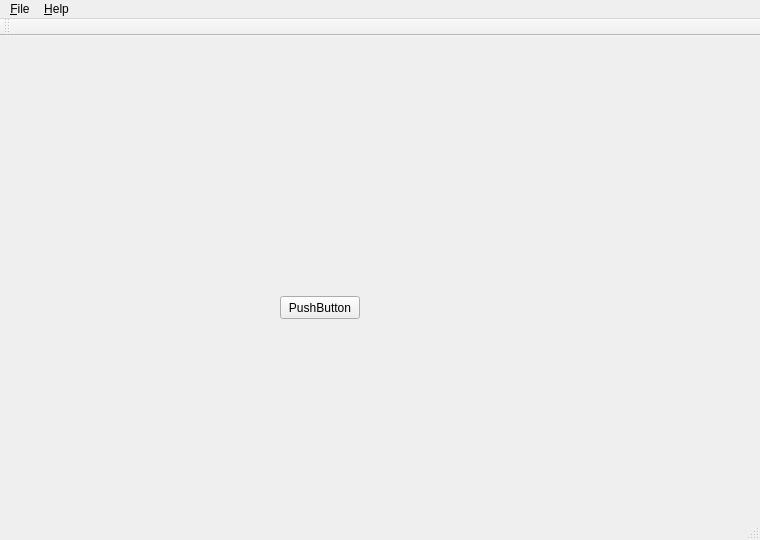
BonnieBBS/24Game, file mainwindow.ui: the form before one commit.
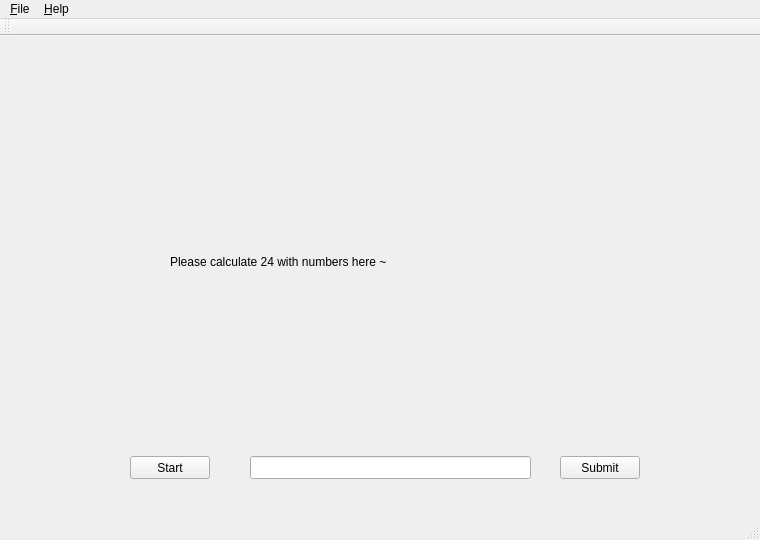
The form after the commit.

Patch:
```diff
--- a/mainwindow.ui
+++ b/mainwindow.ui
@@ -23,14 +23,50 @@
    <widget class="QPushButton" name="pushButton">
     <property name="geometry">
      <rect>
-      <x>280</x>
-      <y>260</y>
+      <x>130</x>
+      <y>420</y>
       <width>80</width>
       <height>23</height>
      </rect>
     </property>
     <property name="text">
-     <string>PushButton</string>
+     <string>Start</string>
+    </property>
+   </widget>
+   <widget class="QLineEdit" name="lineEdit">
+    <property name="geometry">
+     <rect>
+      <x>250</x>
+      <y>420</y>
+      <width>281</width>
+      <height>23</height>
+     </rect>
+    </property>
+   </widget>
+   <widget class="QPushButton" name="pushButton_2">
+    <property name="geometry">
+     <rect>
+      <x>560</x>
+      <y>420</y>
+      <width>80</width>
+      <height>23</height>
+     </rect>
+    </property>
+    <property name="text">
+     <string>Submit</string>
+    </property>
+   </widget>
+   <widget class="QLabel" name="label">
+    <property name="geometry">
+     <rect>
+      <x>170</x>
+      <y>110</y>
+      <width>441</width>
+      <height>231</height>
+     </rect>
+    </property>
+    <property name="text">
+     <string>Please calculate 24 with numbers here ~</string>
     </property>
    </widget>
   </widget>
```
